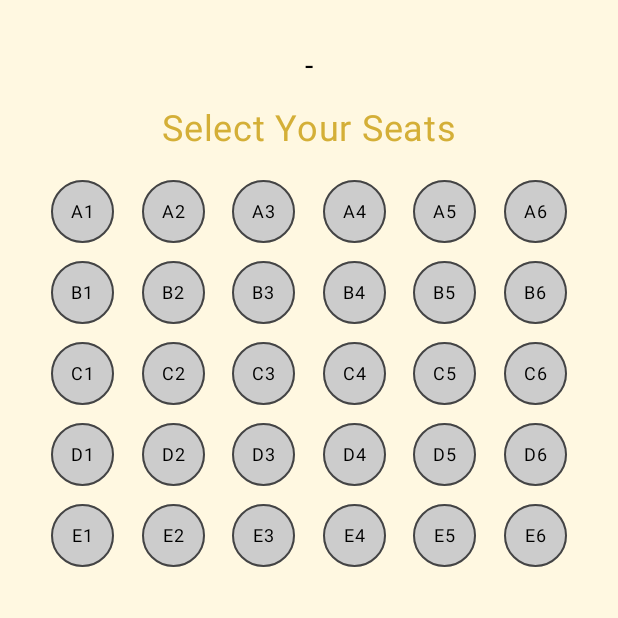
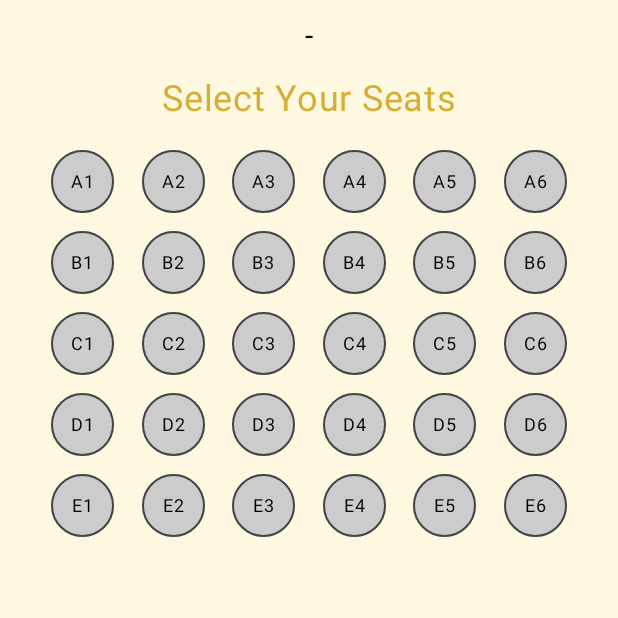
Before and after one commit to Babu164/ShowTime, an Android app built with Jetpack Compose: the composable SeatSelectionScreen called with empty values, on a phone screen of 412 x 824 dp, the top half of it. Run offline under Robolectric (Android 15) with nearby library versions, the light colour scheme and no system bars.

Commit message:
Commit 14

```diff
--- a/app/src/main/java/com/example/showtime/SeatActivity.kt
+++ b/app/src/main/java/com/example/showtime/SeatActivity.kt
@@ -1,6 +1,7 @@
 package com.example.showtime
 
 import android.os.Bundle
+import android.widget.Toast
 import androidx.activity.ComponentActivity
 import androidx.activity.compose.setContent
 import androidx.compose.foundation.background
@@ -18,7 +19,9 @@ import androidx.compose.ui.unit.dp
 import androidx.compose.ui.unit.sp
 import androidx.compose.ui.window.Dialog
 import com.example.showtime.ui.theme.ShowTimeTheme
-import android.widget.Toast
+import androidx.compose.foundation.layout.WindowInsets
+import androidx.compose.foundation.layout.asPaddingValues
+import androidx.compose.foundation.layout.systemBars
 
 class SeatActivity : ComponentActivity() {
     override fun onCreate(savedInstanceState: Bundle?) {
@@ -43,14 +46,21 @@ fun SeatSelectionScreen(movieTitle: String, showTime: String) {
     val selectedSeats = remember { mutableStateListOf<String>() }
     var showDialog by remember { mutableStateOf(false) }
 
+    Scaffold(
+        modifier = Modifier
+            .fillMaxSize()
+            .background(Color(0xFFFFF8E1)),
+        containerColor = Color(0xFFFFF8E1)
+    ) { paddingValues ->
+
         Column(
             modifier = Modifier
                 .fillMaxSize()
-            .background(Color(0xFFFFF8E1)) // cream background
-            .padding(horizontal = 16.dp, vertical = 32.dp),
+                .padding(paddingValues)
+                .padding(horizontal = 16.dp, vertical = 12.dp),
             horizontalAlignment = Alignment.CenterHorizontally
         ) {
-        // Title
+            // Movie Title and Showtime
             Text(
                 "$movieTitle - $showTime",
                 fontSize = 20.sp,
@@ -93,7 +103,11 @@ fun SeatSelectionScreen(movieTitle: String, showTime: String) {
                                             selectedSeats.add(seatNumber)
                                         } else {
                                             Toast
-                                            .makeText(context, "Max 3 seats allowed!", Toast.LENGTH_SHORT)
+                                                .makeText(
+                                                    context,
+                                                    "Max 3 seats allowed!",
+                                                    Toast.LENGTH_SHORT
+                                                )
                                                 .show()
                                         }
                                     }
@@ -128,7 +142,7 @@ fun SeatSelectionScreen(movieTitle: String, showTime: String) {
             }
         }
 
-    // Confirmation Dialog
+        // Booking Confirmation Dialog
         if (showDialog) {
             Dialog(onDismissRequest = { showDialog = false }) {
                 Surface(
@@ -147,10 +161,7 @@ fun SeatSelectionScreen(movieTitle: String, showTime: String) {
                         Text("Seats: ${selectedSeats.joinToString()}", fontSize = 16.sp)
                         Spacer(modifier = Modifier.height(16.dp))
                         Button(
-                        onClick = {
-                            showDialog = false
-                            // Navigate to payment screen (optional)
-                        },
+                            onClick = { showDialog = false },
                             colors = ButtonDefaults.buttonColors(containerColor = Color(0xFFD4AF37))
                         ) {
                             Text("OK")
@@ -160,3 +171,4 @@ fun SeatSelectionScreen(movieTitle: String, showTime: String) {
             }
         }
     }
+}
```
Lines whose indentation alone changed are shown as unchanged.
